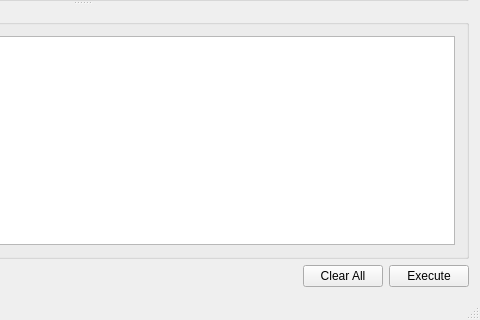
angelosalatino/BackslashNRemover, file mainwindow.ui: the form before one commit; both pictures show x 317 to 797 and y 301 to 621 of the 797 by 621 pixel window.
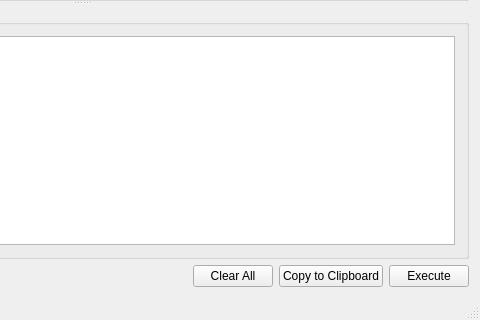
The form after the commit.

Commit message: Added Copy to Clipboard in the front window!

Diff of the .ui file:
```diff
--- a/mainwindow.ui
+++ b/mainwindow.ui
@@ -73,6 +73,13 @@
           </property>
          </widget>
         </item>
+        <item>
+         <widget class="QPushButton" name="pushButton">
+          <property name="text">
+           <string>Copy to Clipboard</string>
+          </property>
+         </widget>
+        </item>
         <item>
          <widget class="QPushButton" name="execute">
           <property name="text">
```
Left out of the diff: 2 changed lines with no effect on the pictures. The commit also changes 3 other files.
